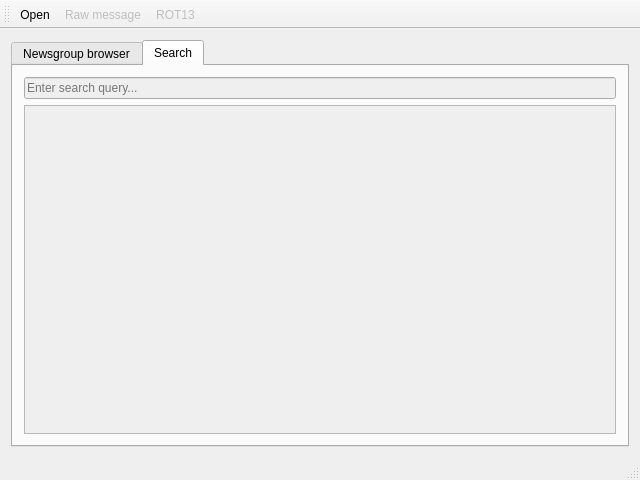
Old version of the form browser/browser.ui in the repository wolfpld/usenetarchive.
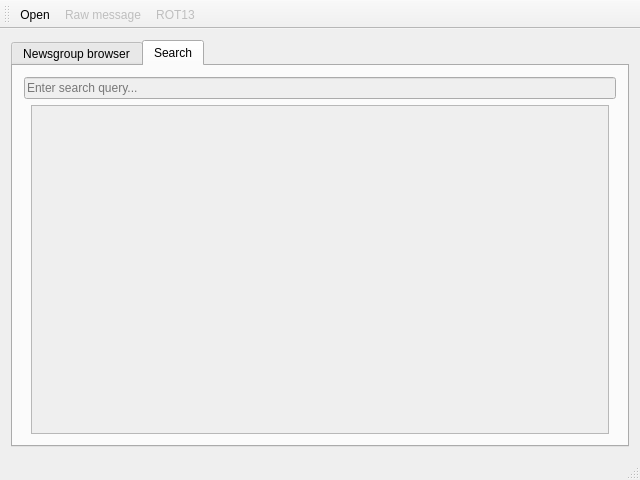
New version of the form. The open tabs and pages were chosen to show the change.

Commit message: Show search results.

What changed in the file:
```diff
--- a/browser/browser.ui
+++ b/browser/browser.ui
@@ -89,7 +89,59 @@
            </widget>
           </item>
           <item>
-           <widget class="QListWidget" name="listWidget"/>
+           <layout class="QHBoxLayout" name="horizontalLayout_2">
+            <property name="spacing">
+             <number>0</number>
+            </property>
+            <item>
+             <spacer name="horizontalSpacer">
+              <property name="orientation">
+               <enum>Qt::Horizontal</enum>
+              </property>
+             </spacer>
+            </item>
+            <item>
+             <widget class="QScrollArea" name="scrollArea">
+              <property name="sizePolicy">
+               <sizepolicy hsizetype="Expanding" vsizetype="Expanding">
+                <horstretch>0</horstretch>
+                <verstretch>0</verstretch>
+               </sizepolicy>
+              </property>
+              <property name="maximumSize">
+               <size>
+                <width>1024</width>
+                <height>16777215</height>
+               </size>
+              </property>
+              <property name="widgetResizable">
+               <bool>true</bool>
+              </property>
+              <widget class="QWidget" name="SearchContentsScroll">
+               <property name="geometry">
+                <rect>
+                 <x>0</x>
+                 <y>0</y>
+                 <width>196</width>
+                 <height>333</height>
+                </rect>
+               </property>
+               <layout class="QGridLayout" name="gridLayout_4">
+                <item row="0" column="0">
+                 <layout class="QVBoxLayout" name="SearchContents"/>
+                </item>
+               </layout>
+              </widget>
+             </widget>
+            </item>
+            <item>
+             <spacer name="horizontalSpacer_2">
+              <property name="orientation">
+               <enum>Qt::Horizontal</enum>
+              </property>
+             </spacer>
+            </item>
+           </layout>
           </item>
          </layout>
         </item>
```
The commit also changes 1 other file.
